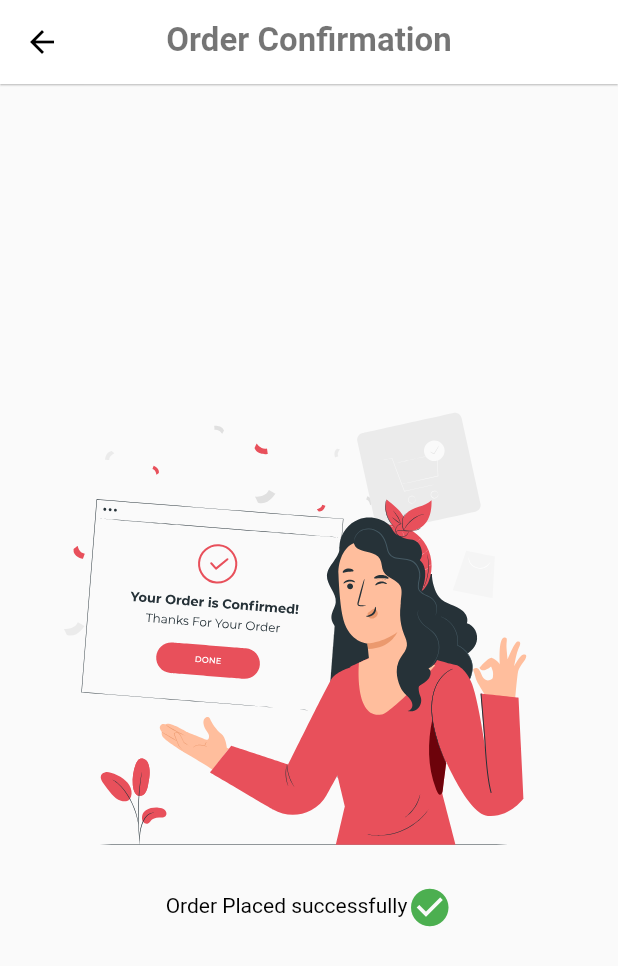
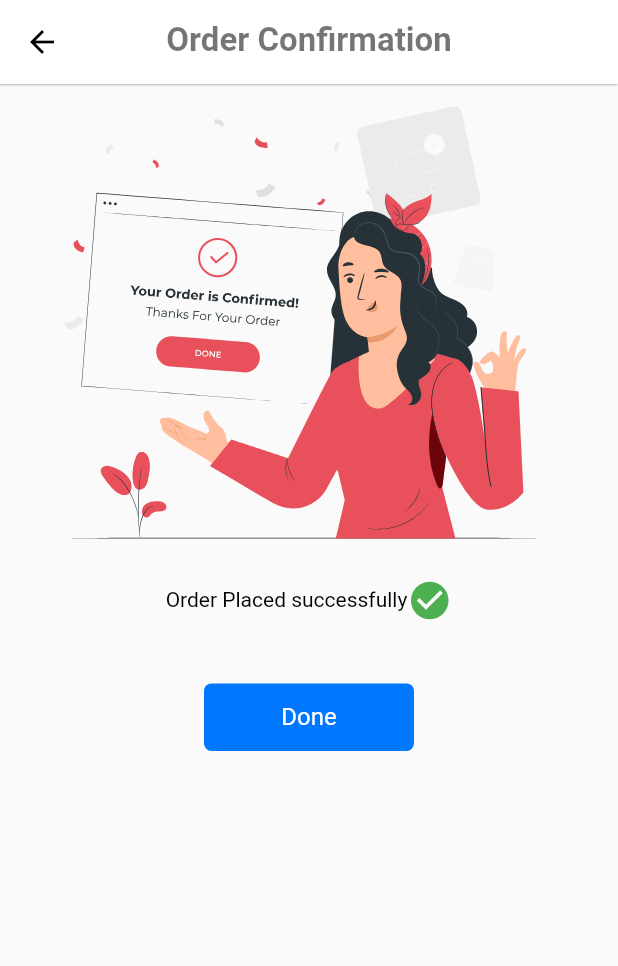
Before and after one commit to AnandPaypal007/eshop_app, a Flutter app: the OrderConfirmationPage screen opened directly, on a phone screen of 412 x 824 dp. Shown: the top 966 px of the screen. Run offline on Flutter 3.47's test engine with Material 2 defaults, Android fonts, the phone set to English and light mode, and no system bars; our stand-ins replace bloc, equatable, fancy_bottom_navigation, flutter_bloc, fluttertoast, lottie and 2 more; accounts and stored records are empty; network calls fail.

```diff
--- a/lib/Screens/Cart/CartView/order_confirmation_view.dart
+++ b/lib/Screens/Cart/CartView/order_confirmation_view.dart
@@ -1,7 +1,9 @@
 import 'package:eshop/Screens/Cart/bloc/index.dart';
+import 'package:eshop/Screens/CommonWidgets/app_round_button.dart';
 import 'package:eshop/Screens/CommonWidgets/app_title.dart';
 import 'package:eshop/Utils/app_animator.dart';
 import 'package:eshop/Utils/app_enum.dart';
+import 'package:eshop/Utils/app_navigator.dart';
 import 'package:flutter/material.dart';
 import 'package:flutter_bloc/flutter_bloc.dart';
 
@@ -13,10 +15,12 @@ class OrderConfirmationView extends StatelessWidget {
     return BlocConsumer(
         builder: (c, state) {
           return Column(
-            mainAxisAlignment: MainAxisAlignment.center,
+            mainAxisAlignment: MainAxisAlignment.start,
             crossAxisAlignment: CrossAxisAlignment.center,
             children: [
-              const AppAnimatorView(type: AppAnnimation.orderPlaced,),
+              const AppAnimatorView(
+                type: AppAnnimation.orderPlaced,
+              ),
               Row(
                 mainAxisAlignment: MainAxisAlignment.center,
                 children: const [
@@ -56,6 +60,12 @@ class OrderConfirmationView extends StatelessWidget {
                     )
                   ],
                 ),
+              AppRoundButton(
+                title: "Done",
+                isRightIcon: false,
+                margin: 40,
+                onPressed: () => AppNavigator.popToRoot(),
+              )
             ],
           );
         },
--- a/lib/Screens/Facourite/bloc/favourite_event.dart
+++ b/lib/Screens/Facourite/bloc/favourite_event.dart
@@ -65,7 +65,7 @@ class DeleteFavouriteEvent extends FavouriteEvent {
       {FavouriteState? currentState, FavouriteBloc? bloc}) async* {
     try {
       yield FavouriteLooadingState();
-      await Future.delayed(const Duration(seconds: 1));
+      await  await bloc?.repo.deleteFavourite();
       yield FavouriteDoneState();
     } catch (_, stackTrace) {
       developer.log('$_',
--- a/lib/Screens/Facourite/bloc/favourite_repo.dart
+++ b/lib/Screens/Facourite/bloc/favourite_repo.dart
@@ -22,7 +22,7 @@ class FavouriteRepo {
   }
 
   deleteFavourite() async {
-    ApiResponse response = await api.makeFavourite("");
+    ApiResponse response = await api.deleteFavourite(productId);
     return response;
   }
 }
--- a/lib/Screens/Home/Views/home_banner_view.dart
+++ b/lib/Screens/Home/Views/home_banner_view.dart
@@ -7,6 +7,7 @@ import 'package:eshop/Utils/apptheme.dart';
 import 'package:flutter/material.dart';
 import 'package:flutter_bloc/flutter_bloc.dart';
 import 'package:smooth_page_indicator/smooth_page_indicator.dart';
+import 'package:flutter/foundation.dart' show kIsWeb;
 
 class HomeBannerView extends StatefulWidget {
   const HomeBannerView({Key? key}) : super(key: key);
@@ -44,7 +45,7 @@ class _HomeBannerViewState extends State<HomeBannerView> {
                   child: Column(
                     children: [
                       SizedBox(
-                        height: 150, //size.height / 4,
+                        height: kIsWeb ? size.height / 3 : 150,
                         width: size.width,
                         child: PageView(
                           children: <Widget>[
@@ -53,7 +54,7 @@ class _HomeBannerViewState extends State<HomeBannerView> {
                                       onTap: () => showProducts(context, e.id),
                                       child: Image.network(
                                         e.logo ?? "",
-                                        fit: BoxFit.cover,
+                                        fit: BoxFit.contain,
                                       ),
                                     ))
                                 .toList()
--- a/lib/Screens/Products/Views/product_details.dart
+++ b/lib/Screens/Products/Views/product_details.dart
@@ -31,8 +31,7 @@ class ProductDetailsView extends StatelessWidget {
                   ),
                   Positioned(
                     child: ProductLikeView(
-                      productId: product?.id ?? 0,
-                      isLiked: product?.isLiked ?? false,
+                      product: product,
                     ),
                     right: 0,
                     top: 0,
--- a/lib/Screens/Profile/bloc/user_event.dart
+++ b/lib/Screens/Profile/bloc/user_event.dart
@@ -4,6 +4,7 @@ import 'package:eshop/Models/offer_response.dart';
 import 'package:eshop/Models/order_response.dart';
 import 'package:eshop/Models/user_profile.dart';
 import 'package:eshop/Services/api_response.dart';
+import 'package:eshop/Utils/user_session.dart';
 import 'package:meta/meta.dart';
 
 import 'index.dart';
@@ -27,6 +28,9 @@ class LoadCartCountEvent extends UserEvent {
       {UserState? currentState, UserBloc? bloc}) async* {
     try {
       yield UserLoadingState();
+      if (UserSession.shared.token == "" || UserSession.shared.token == null) {
+        yield CartFetchingDoneState();
+      }
       ApiResponse response = await bloc?.repo.fetchCartCount();
       if (response.status == APIStatus.completed) {
         bloc?.repo.cartCount = response.data["count"];
--- a/lib/Screens/Profile/bloc/user_repo.dart
+++ b/lib/Screens/Profile/bloc/user_repo.dart
@@ -38,7 +38,7 @@ class UserRepo {
   }
 
   set profile(v) => _profile = v;
-  MUserProfile get profile => _profile!;
+  MUserProfile get profile =>  _profile!;
 
   userDetails() async {
     ApiResponse response = await api.userDetails();
--- a/lib/Services/app_api.dart
+++ b/lib/Services/app_api.dart
@@ -192,9 +192,9 @@ class AppApi extends ApiBase {
     }
   }
 
-  deleteFavourite() async {
+  deleteFavourite(id) async {
     try {
-      String url = AppUrls.favourite;
+      String url = AppUrls.favourite + "?id=$id";
       APIServiceManager api = APIServiceManager(url);
       ApiResponse response = await api.delete();
       return response;
--- a/lib/Utils/app_navigator.dart
+++ b/lib/Utils/app_navigator.dart
@@ -27,4 +27,9 @@ class AppNavigator {
   static pop() {
     Navigator.pop(NavigationService.navigatorKey.currentContext!);
   }
+
+  static popToRoot() {
+    Navigator.popUntil(NavigationService.navigatorKey.currentContext!,
+        (Route<dynamic> route) => route.isFirst);
+  }
 }
```
Also changed, not shown: lib/Screens/Products/Views/product_like_view.dart (+5 -5 lines), lib/Screens/Profile/ProfileViews/profile_view.dart (+7 -3 lines).
